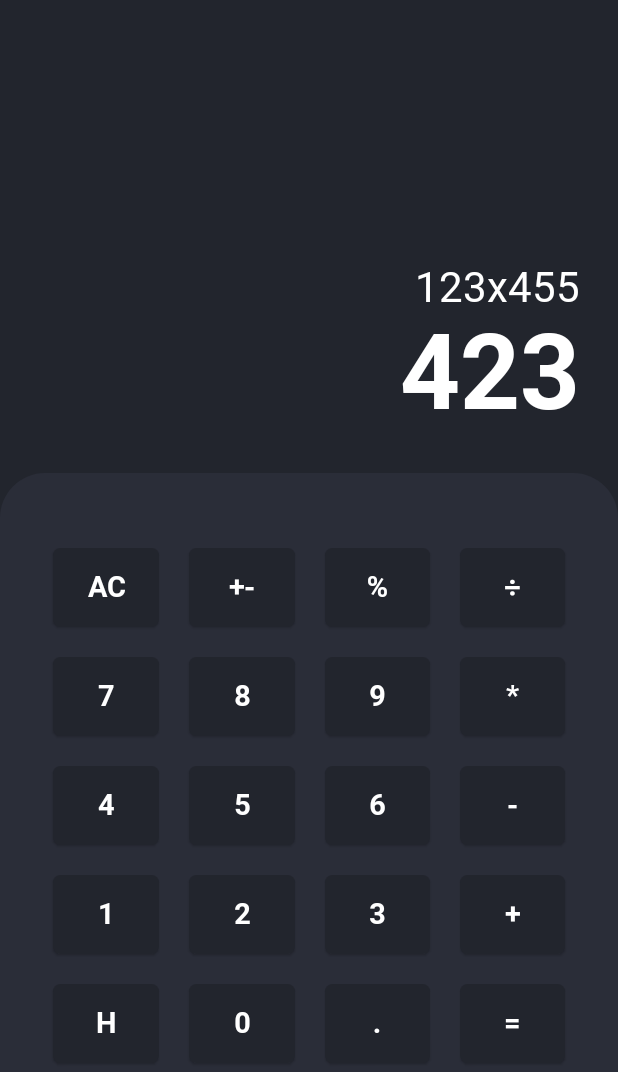
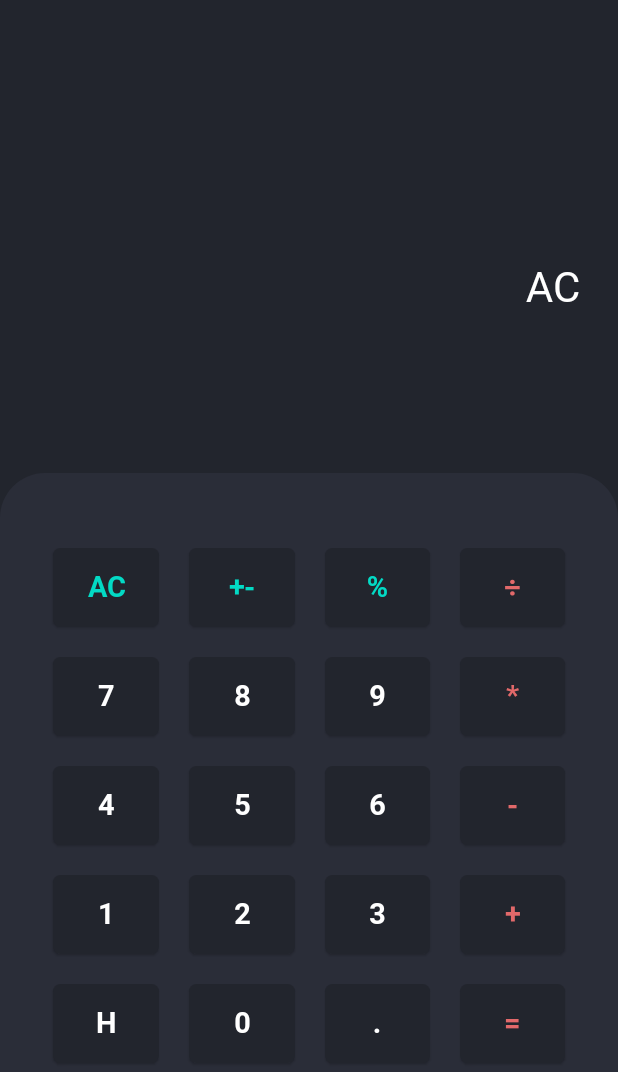
Before and after one commit to calebdan/SnipiCalculator, an Android app built with Jetpack Compose: the screen it shows after launch (MainActivity), after a tap on "AC", on a phone screen of 412 x 824 dp. Shown: the top 1072 px of the screen. Run offline under Robolectric (Android 15) with nearby library versions, the phone set to English and light mode, and no system bars.

Commit message:
Compose Update Applied

```diff
--- a/app/src/main/java/co/danjuma/snipicalculator/CalcViewModel.kt
+++ /dev/null
@@ -1,10 +0,0 @@
-package co.danjuma.snipicalculator
-
-import androidx.compose.runtime.mutableStateOf
-import androidx.lifecycle.ViewModel
-
-class CalcViewModel:ViewModel() {
-
-    var state = mutableStateOf(CalculatorState())
-    private set
-}
--- a/app/src/main/java/co/danjuma/snipicalculator/CalculatorButton.kt
+++ /dev/null
@@ -1 +0,0 @@
-package co.danjuma.snipicalculator
--- a/app/src/main/java/co/danjuma/snipicalculator/CalculatorState.kt
+++ /dev/null
@@ -1,10 +0,0 @@
-package co.danjuma.snipicalculator
-
-import androidx.compose.runtime.MutableState
-import androidx.compose.runtime.mutableStateOf
-import androidx.compose.runtime.remember
-
-data class CalculatorState(
-    var calcValue:String = "308 x 42",
-    val resultValue:String = "12,939",
-)
--- a/app/src/main/java/co/danjuma/snipicalculator/MainActivity.kt
+++ b/app/src/main/java/co/danjuma/snipicalculator/MainActivity.kt
@@ -1,11 +1,10 @@
 package co.danjuma.snipicalculator
 
 import android.os.Bundle
-import android.widget.Toast
+
 
 import androidx.activity.ComponentActivity
 import androidx.activity.compose.setContent
-import androidx.activity.viewModels
 
 import androidx.compose.foundation.background
 import androidx.compose.foundation.clickable
@@ -23,16 +22,14 @@ import androidx.compose.ui.Modifier
 import androidx.compose.ui.draw.clip
 
 import androidx.compose.ui.graphics.Color
-import androidx.compose.ui.platform.LocalContext
+import androidx.compose.ui.graphics.toArgb
+
 import androidx.compose.ui.text.style.TextAlign
 
 import androidx.compose.ui.tooling.preview.Preview
 import androidx.compose.ui.unit.dp
 import androidx.compose.ui.unit.sp
-import androidx.lifecycle.ViewModel
-import co.danjuma.snipicalculator.ui.theme.NotVeryDarkBlue
-import co.danjuma.snipicalculator.ui.theme.SnipiCalculatorTheme
-import co.danjuma.snipicalculator.ui.theme.VeryDarkBlue
+import co.danjuma.snipicalculator.ui.theme.*
 
 
 class MainActivity : ComponentActivity() {
@@ -42,7 +39,6 @@ class MainActivity : ComponentActivity() {
         super.onCreate(savedInstanceState)
         setContent {
             SnipiCalculatorTheme {
-
 
                 CalculatorScreen()
 
@@ -54,10 +50,9 @@ class MainActivity : ComponentActivity() {
 @Composable
 fun CalculatorScreen() {
 
+    CalcView()
+}
 
-    CalcView()
-
-}
 
 @Composable
 fun CalcView() {
@@ -73,10 +68,11 @@ fun CalcView() {
     * when calculationText and resultText was added they  were supposed
     * to somewhat act like global variables, yea I don't know what i was
     * thinking.  Right now they are
-    * */
+    */
 
-    var calculationText = "123x455"
-    val resultText = "423"
+    var calculationText by remember { mutableStateOf("") }
+    var resultText by remember { mutableStateOf("") }
+
 
     Column(
         modifier = Modifier
@@ -114,7 +110,7 @@ fun CalcView() {
             )
         }
 
-        CalcButton()
+        CalcButton({calculationText = it},  {})
 
     }
 
@@ -123,12 +119,15 @@ fun CalcView() {
 
 
 @Composable
-fun CalcButton() {
+fun CalcButton(
+    onCalcChange: (String) -> Unit,
+    onResultChange: (String) -> Unit
+) {
 
-    val context = LocalContext.current
+
 
     Box(
-        modifier = Modifier
+             modifier = Modifier
             .fillMaxHeight()
             .fillMaxWidth()
             .clip(
@@ -176,29 +175,49 @@ fun CalcButton() {
             items(data) { item ->
 
                 Card(
-                        modifier = Modifier
+                    modifier = Modifier
                         .padding(10.dp)
                         .clickable {
 
-                            Toast
-                                .makeText(
-                                    context,
-                                    "button $item  clicked",
-                                    Toast.LENGTH_SHORT
-                                ).show()
+                            //create a string builder
+                            //append the string
+                            //enum class
+
+
+
+
+                          onCalcChange(item)
 
 
                         },
+
                     backgroundColor = VeryDarkBlue,
                     elevation = 1.dp,
                     shape = RoundedCornerShape(5.dp)
 
                 ) {
+                    val btnTextColor = when(item) {
+                        "AC" ->{Color(color = Teal200.toArgb())}
+                        "+-" ->{Color(color = Teal200.toArgb())}
+                        "%"  ->{Color(color = Teal200.toArgb())}
+                        "*"  ->{Color(color = somewhatRed.toArgb())}
+                        "÷"  ->{Color(color = somewhatRed.toArgb())}
+                        "-"  ->{Color(color = somewhatRed.toArgb())}
+                        "+"  ->{Color(color = somewhatRed.toArgb())}
+                        "="  ->{Color(color = somewhatRed.toArgb())}
+
+
+                        else ->{
+                            Color.White
+                        }
+
+                    }
+
                     Text(
                         text = item,
                         fontSize = 19.sp,
                         style = MaterialTheme.typography.h1,
-                        color = Color.White,
+                        color = btnTextColor,
                         textAlign = TextAlign.Center,
                         modifier = Modifier.padding(15.dp)
                     )
--- a/app/src/main/java/co/danjuma/snipicalculator/ui/theme/Color.kt
+++ b/app/src/main/java/co/danjuma/snipicalculator/ui/theme/Color.kt
@@ -6,5 +6,6 @@ val Purple200 = Color(0xFFBB86FC)
 val Purple500 = Color(0xFF6200EE)
 val Purple700 = Color(0xFF3700B3)
 val Teal200 = Color(0xFF03DAC5)
+val somewhatRed = Color(0xFFE2696A)
 val VeryDarkBlue = Color(0xFF22252d)
 val NotVeryDarkBlue = Color(0xFF2a2d38)
```
